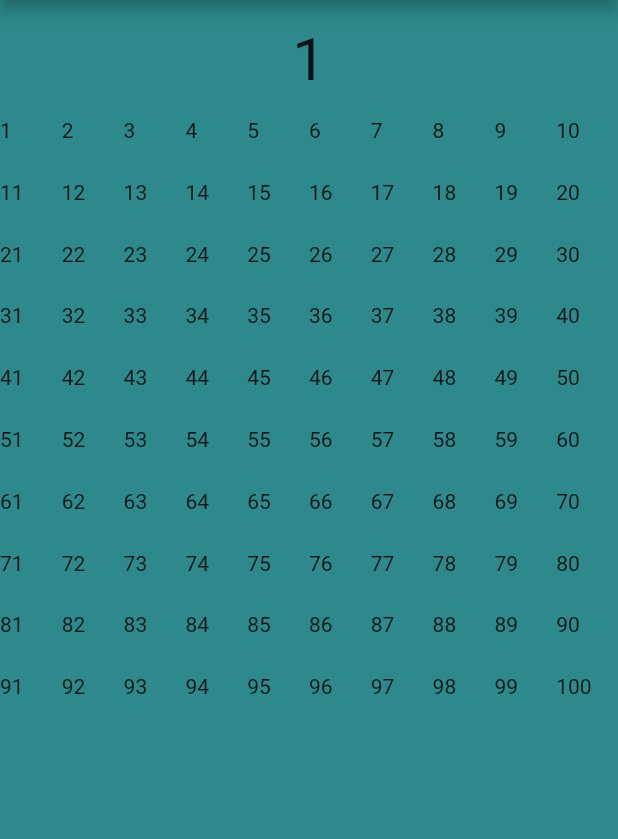
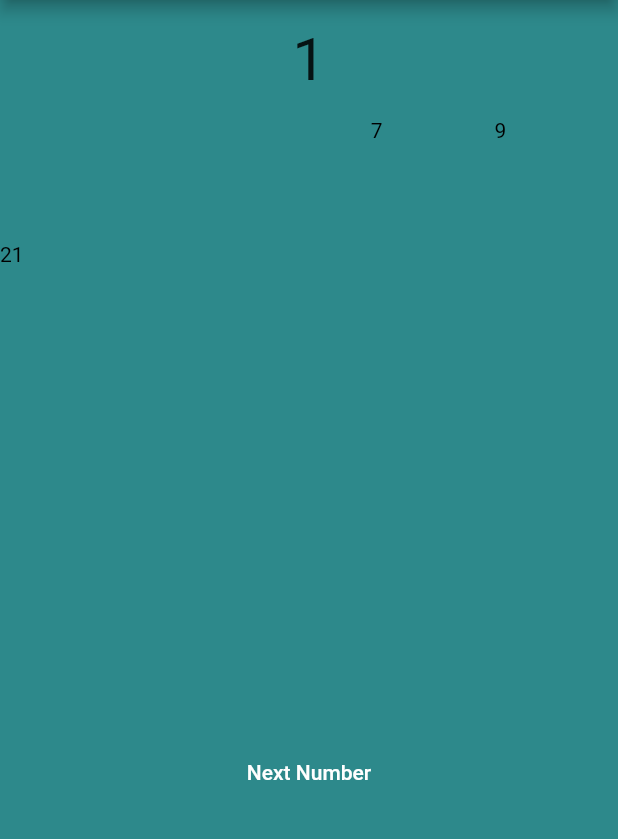
Before and after one commit to OStillman/bingo, a Flutter app: the CallerPage screen opened by its route, on a phone screen of 412 x 824 dp, the part 84-923 px from its top. Run offline on Flutter 3.47's test engine with Material 2 defaults, Android fonts, the phone set to English and light mode, and no system bars.

Commit message:
Caller UI In

```diff
--- a/lib/caller.dart
+++ b/lib/caller.dart
@@ -8,6 +8,8 @@ class CallerPage extends StatefulWidget {
 
 class _CallerPageState extends State<CallerPage> {
   List<int> generateNumbers() => List<int>.generate(100, (i) => i + 1);
+  List<int> calledNumbers = [7, 9, 21];
+
   @override
   Widget build(BuildContext context) {
     final currentNumber = Padding(
@@ -24,26 +26,45 @@ class _CallerPageState extends State<CallerPage> {
       physics: NeverScrollableScrollPhysics(),
       shrinkWrap: true,
       children: generateNumbers().map((int i) {
-        if (true){
+        bool _there = false;
+        Color _thisColor = colorBody;
+        final numbersCalledLength = calledNumbers.length;
+        for (int calledNumberIndex = 0; calledNumberIndex <
+            numbersCalledLength; calledNumberIndex++) {
+          if (calledNumbers[calledNumberIndex] == i) {
+            _there = true;
+          }
+        }
+        if (_there) {
+          _thisColor = Colors.black;
+        }
+        if (true) {
           return Text(
-              i.toString()
-
+            i.toString(),
+            style: TextStyle(color: _thisColor),
           );
         }
       }).toList(),
     );
 
-    return Scaffold(
+    final nextNumber =
+    FlatButton(
+        onPressed: () {},
+        color: colorBody,
+        child: Text(
+          "Next Number",
+          style: TextStyle(color: Colors.white),
+        ),
+    );
+
+      return Scaffold(
       backgroundColor: colorBody,
       appBar: AppBar(
         title: Text("Bingo Caller"),
       ),
       body: Center(
         child: ListView(
-          children: <Widget>[
-            currentNumber,
-            numberGrid
-          ],
+          children: <Widget>[currentNumber, numberGrid, nextNumber],
         ),
       ),
     );
```
